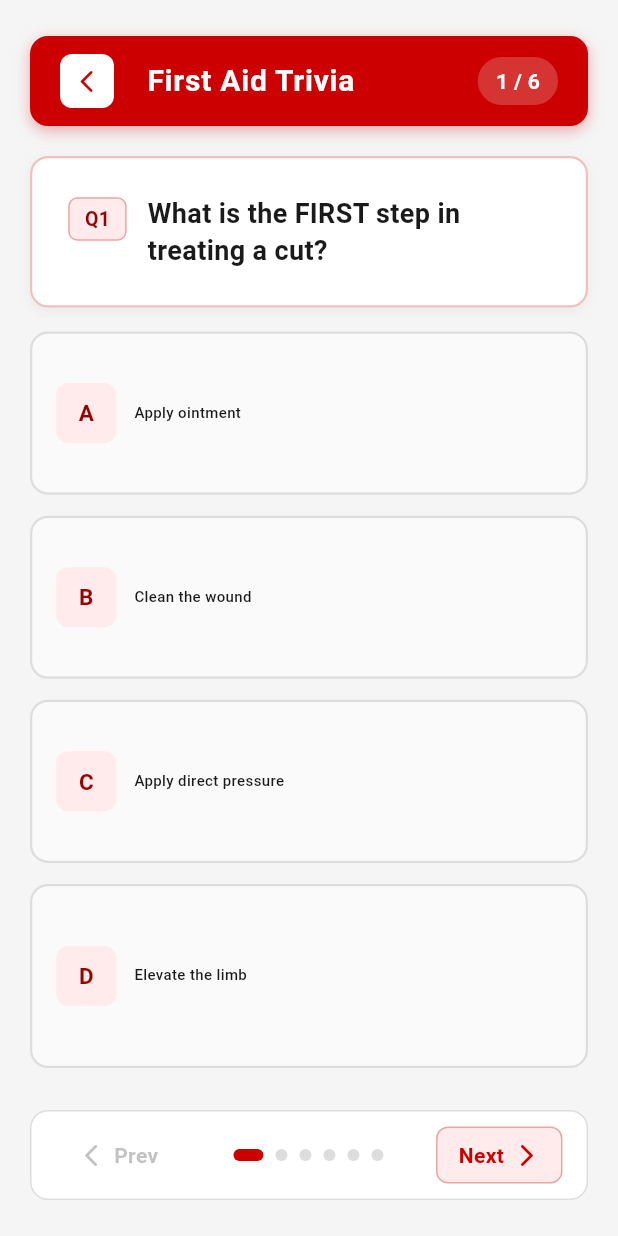
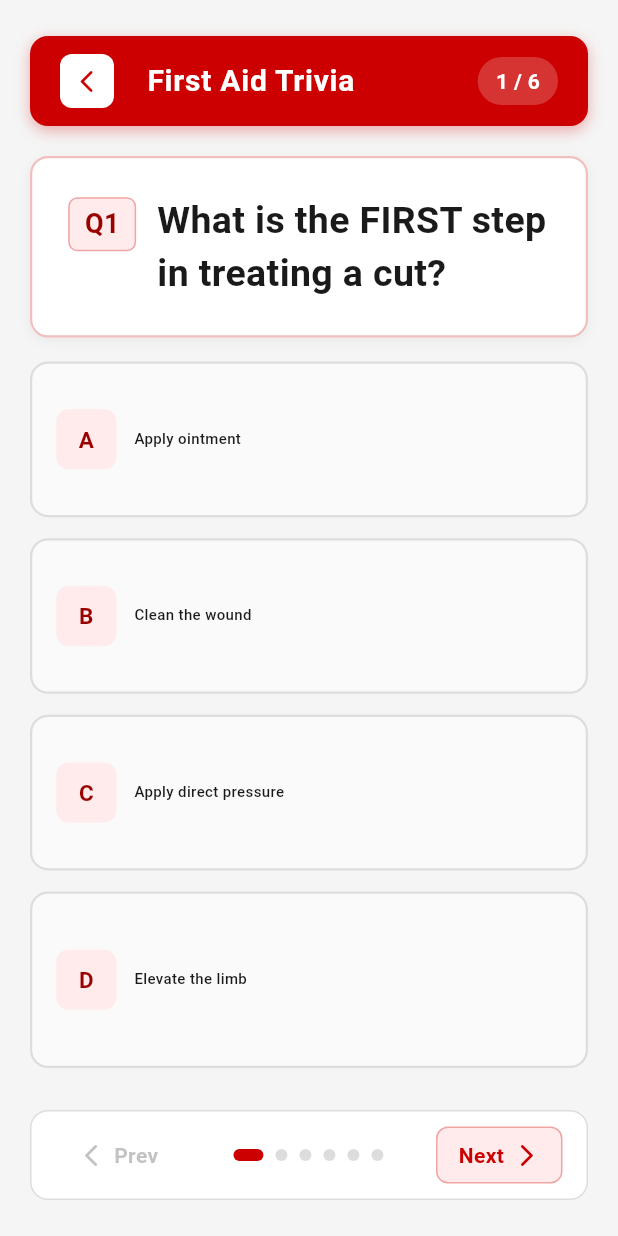
Before and after one commit to ihm1214/HerdA4G, a Flutter app: the TriviaScreen screen opened directly, on a phone screen of 412 x 824 dp. Run offline on Flutter 3.47's test engine with Material 3 defaults, Android fonts, the phone set to English and light mode, and no system bars.

Commit message:
fixed most of the ui stuff. need to figure out how to make spacing of question vertically smaller

```diff
--- a/lib/trivia.dart
+++ b/lib/trivia.dart
@@ -308,7 +308,7 @@ class _TriviaScreenState extends State<TriviaScreen> {
               style: const TextStyle(
                   color: kRedDark,
                   fontWeight: FontWeight.w700,
-                  fontSize: 13),
+                  fontSize: 18),
             ),
           ),
           const SizedBox(width: 14),
@@ -316,7 +316,7 @@ class _TriviaScreenState extends State<TriviaScreen> {
             child: Text(
               _current.question,
               style: const TextStyle(
-                fontSize: 18,
+                fontSize: 25,
                 fontWeight: FontWeight.w600,
                 color: kTextDark,
                 height: 1.4,
@@ -331,6 +331,7 @@ class _TriviaScreenState extends State<TriviaScreen> {
   // 2 x 2 question grid
 
   Widget _buildAnswerGrid() {
+
     return Expanded(
       child: LayoutBuilder(
         builder: (context, constraints) {
@@ -345,7 +346,7 @@ class _TriviaScreenState extends State<TriviaScreen> {
                     Expanded(child: _buildTile(1)),
                   ]),
                 ),
-                const SizedBox(height: 18),
+                const SizedBox(height: 2),
                 Expanded(
                   child: Row(children: [
                     Expanded(child: _buildTile(2)),
@@ -426,12 +427,12 @@ class _TriviaScreenState extends State<TriviaScreen> {
         ),
         child: Padding(
           padding:
-              const EdgeInsets.symmetric(horizontal: 16, vertical: 14),
+              const EdgeInsets.symmetric(horizontal: 16, vertical: 20),
           child: Row(
             children: [
               AnimatedContainer(
                 duration: const Duration(milliseconds: 250),
-                //this is where to adjust the answer dimensions
+                //this is where to adjust the answer box dimensions
                 width: 40,
                 height: 40,
                 decoration: BoxDecoration(
```
